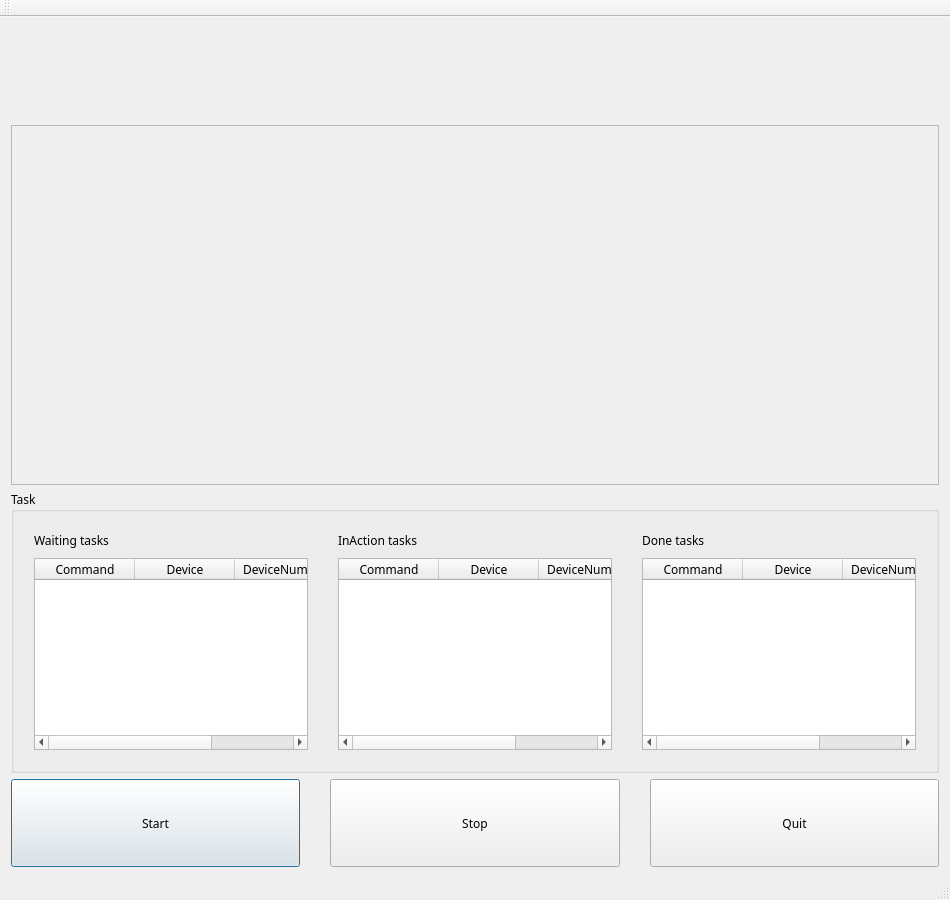
Before: the Qt Designer form Robot_v1/mainwindow.ui in wayneliu0512/Robot_v1, drawn with Qt 5.
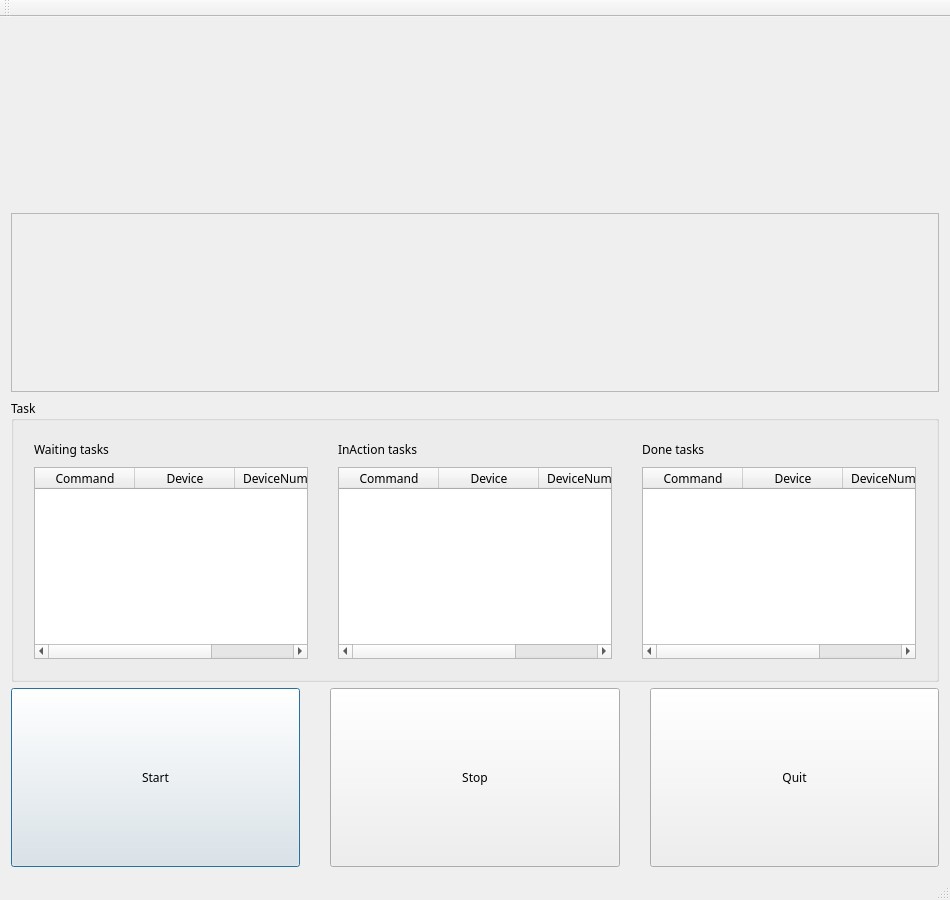
After: the same form once the commit is applied. Icons and pictures are not drawn. Custom widgets are drawn as their Qt base class.

Commit message:
看板功能更新： 可以得知每個測試階段的測試結果
調整Layout, 外觀

The edit to the form file:
```diff
--- a/Robot_v1/mainwindow.ui
+++ b/Robot_v1/mainwindow.ui
@@ -361,7 +361,7 @@
       <property name="minimumSize">
        <size>
         <width>0</width>
-        <height>360</height>
+        <height>0</height>
        </size>
       </property>
       <property name="maximumSize">
@@ -378,8 +378,8 @@
         <rect>
          <x>0</x>
          <y>0</y>
-         <width>926</width>
-         <height>358</height>
+         <width>930</width>
+         <height>173</height>
         </rect>
        </property>
       </widget>
```
Left out of the diff: 2 changed lines with no effect on the pictures.
